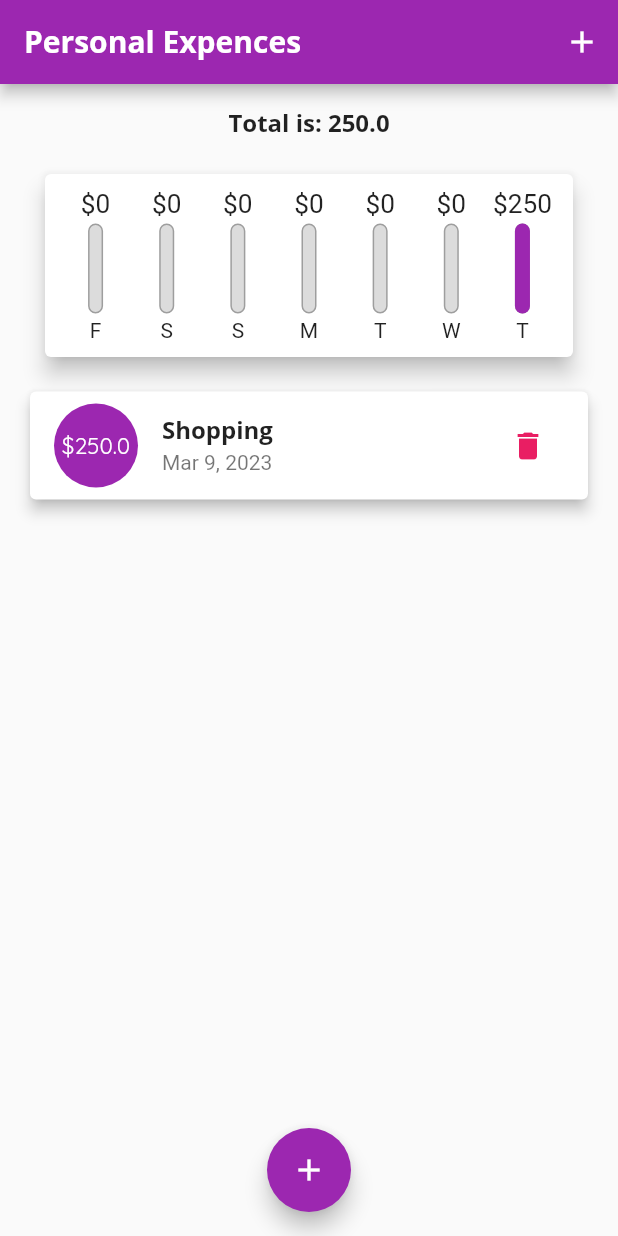
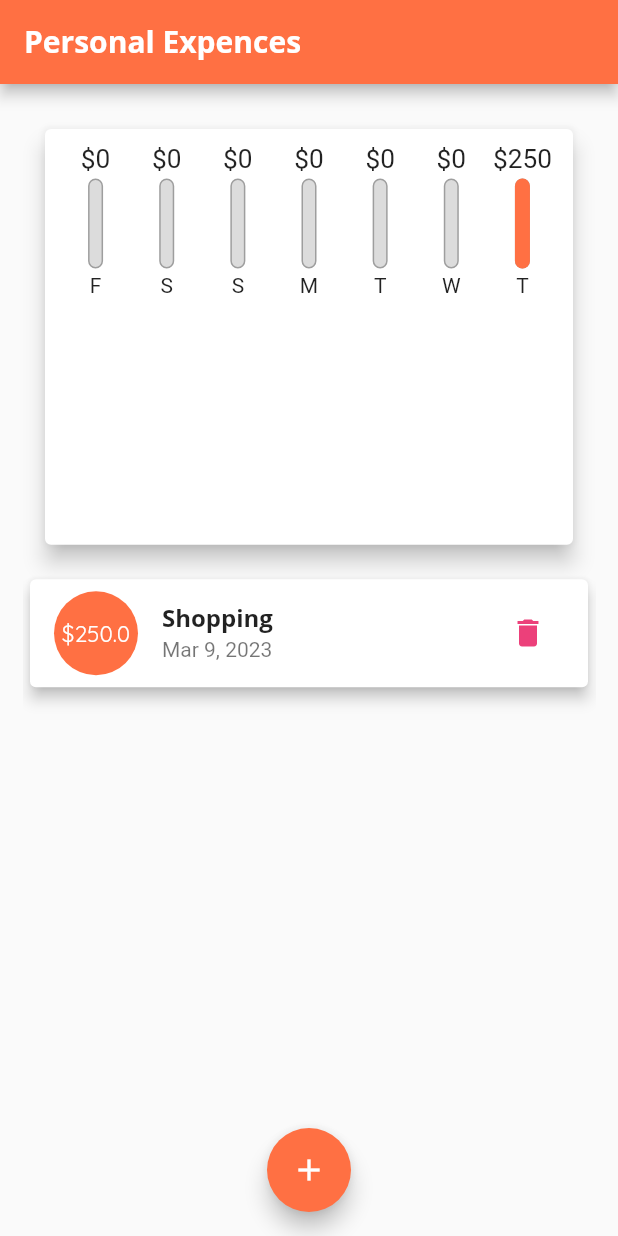
Before and after one commit to waaalidou/personal_expenses, a Flutter app: the screen it shows after launch, on a phone screen of 412 x 824 dp. Run offline on Flutter 3.47's test engine with Material 2 defaults, Android fonts, the phone set to English and light mode, and no system bars.

Commit message:
Add Media Query

```diff
--- a/lib/main.dart
+++ b/lib/main.dart
@@ -17,8 +17,8 @@ class MyApp extends StatelessWidget {
       home: const MyHomePage(),
       theme: ThemeData(
         colorScheme: ThemeData.light().colorScheme.copyWith(
-              primary: Colors.purple,
-              error: Colors.pink,
+              primary: Colors.deepOrange[400],
+              error: Colors.pink[400],
             ),
         fontFamily: 'Quicksand',
         textTheme: ThemeData.light().textTheme.copyWith(
@@ -50,13 +50,16 @@ class MyHomePage extends StatefulWidget {
 }
 
 class _MyHomePageState extends State<MyHomePage> {
+  final appBar = AppBar(
+    title: const Text('Personal Expences'),
+  );
   final List<Transaction> _userTransactions = [
     Transaction(
-        id: "0xW", title: "Shopping", amount: 250, date: DateTime.now()),
-    /* Transaction(
-        id: "5xW", title: "School Expences", amount: 125, date: DateTime.now()),
-    Transaction(
-        id: "00A", title: "New Phone", amount: 350, date: DateTime.now()) */
+      id: "0xW",
+      title: "Shopping",
+      amount: 250,
+      date: DateTime.now(),
+    ),
   ];
 
   List<Transaction> get _recentTransactions {
@@ -103,14 +106,7 @@ class _MyHomePageState extends State<MyHomePage> {
   @override
   Widget build(BuildContext context) {
     return Scaffold(
-      appBar: AppBar(
-        title: const Text('Personal Expences'),
-        actions: [
-          IconButton(
-              onPressed: () => _startNewTransaction(context),
-              icon: const Icon(Icons.add))
-        ],
-      ),
+      appBar: appBar,
       body: Container(
         margin: const EdgeInsets.fromLTRB(15, 15, 15, 0),
         child: SingleChildScrollView(
@@ -118,16 +114,21 @@ class _MyHomePageState extends State<MyHomePage> {
             crossAxisAlignment: CrossAxisAlignment.center,
             children: [
               SizedBox(
-                height: 30,
-                child: Text(
-                  "Total is: $calculateTotalAmount",
-                  style: Theme.of(context).textTheme.titleLarge,
-                ),
+                height: (MediaQuery.of(context).size.height -
+                        appBar.preferredSize.height -
+                        MediaQuery.of(context).padding.top) *
+                    0.4,
+                child: Chart(recentTransaction: _recentTransactions),
               ),
-              Chart(recentTransaction: _recentTransactions),
-              TransacationsList(
-                  userTransactions: _userTransactions,
-                  deleteTransaction: _deleteTransaction)
+              SizedBox(
+                height: (MediaQuery.of(context).size.height -
+                        appBar.preferredSize.height -
+                        MediaQuery.of(context).padding.top) *
+                    0.6,
+                child: TransacationsList(
+                    userTransactions: _userTransactions,
+                    deleteTransaction: _deleteTransaction),
+              )
             ],
           ),
         ),
--- a/lib/widgets/transactions_list.dart
+++ b/lib/widgets/transactions_list.dart
@@ -13,7 +13,6 @@ class TransacationsList extends StatelessWidget {
   @override
   Widget build(BuildContext context) {
     return SizedBox(
-      height: 400,
       child: _userTransactions.isEmpty
           ? SizedBox(
               height: 200,
```
